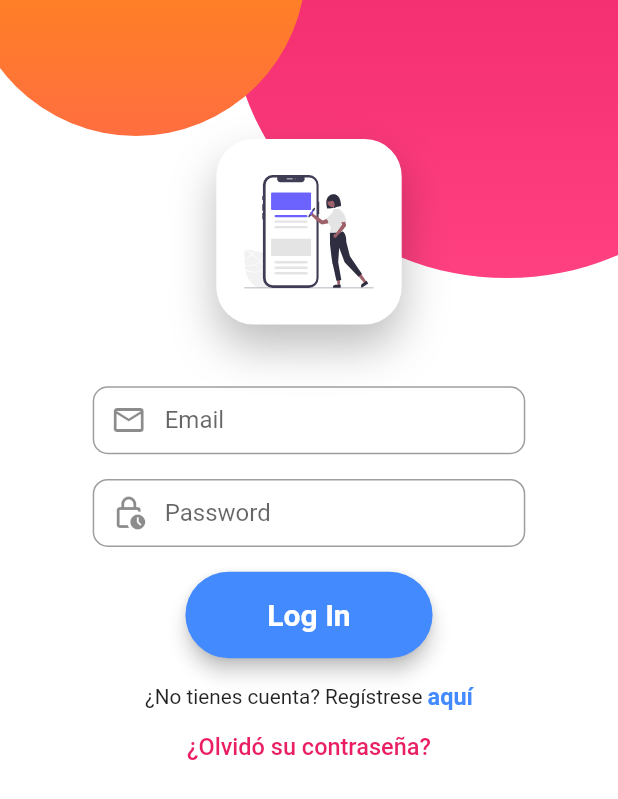
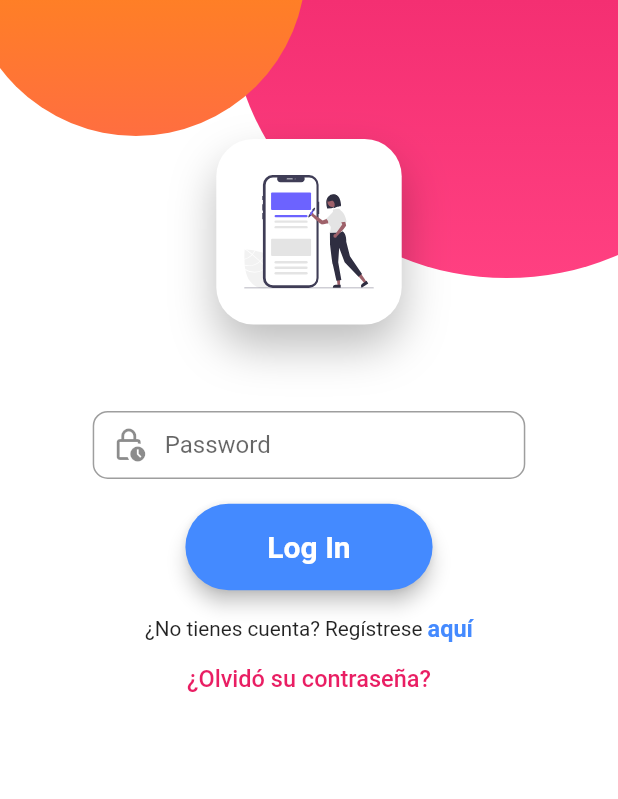
Before and after one commit to JhonRuiz95/flutter_application_3, a Flutter app: the screen it shows after launch, on a phone screen of 412 x 824 dp. Shown: the top 799 px of the screen. Run offline on Flutter 3.47's test engine with Material 2 defaults, Android fonts, the phone set to English and light mode, and no system bars; our stand-ins replace cloud_firestore, curved_navigation_bar, dio, file_picker, firebase_auth, firebase_core and 9 more; missing offline and left inert: dart:ffi, photo_manager; accounts and stored records are empty.

Commit message:
emailField en comentario

```diff
--- a/lib/screens/login_screen.dart
+++ b/lib/screens/login_screen.dart
@@ -174,11 +174,11 @@ class _LoginScreenState extends State<LoginScreen> {
                       SizedBox(
                         height: responsive.hp(5),
                       ),
-                      SizedBox(
-                        width: responsive.wp(ancho),
-                        height: responsive.hp(alto),
-                        child: emailField,
-                      ),
+                      // SizedBox(
+                      //   width: responsive.wp(ancho),
+                      //   height: responsive.hp(alto),
+                      //   child: emailField,
+                      // ),
                       SizedBox(
                         height: responsive.hp(2),
                       ),
```
